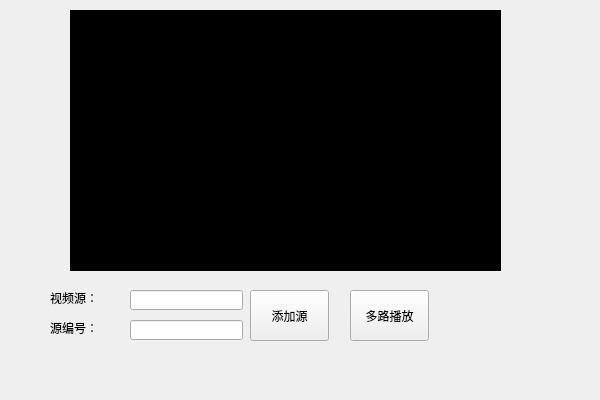
Qt form xmulti_stream_player.ui (ltsf1984/XMultiStreamPlayer) before a commit.
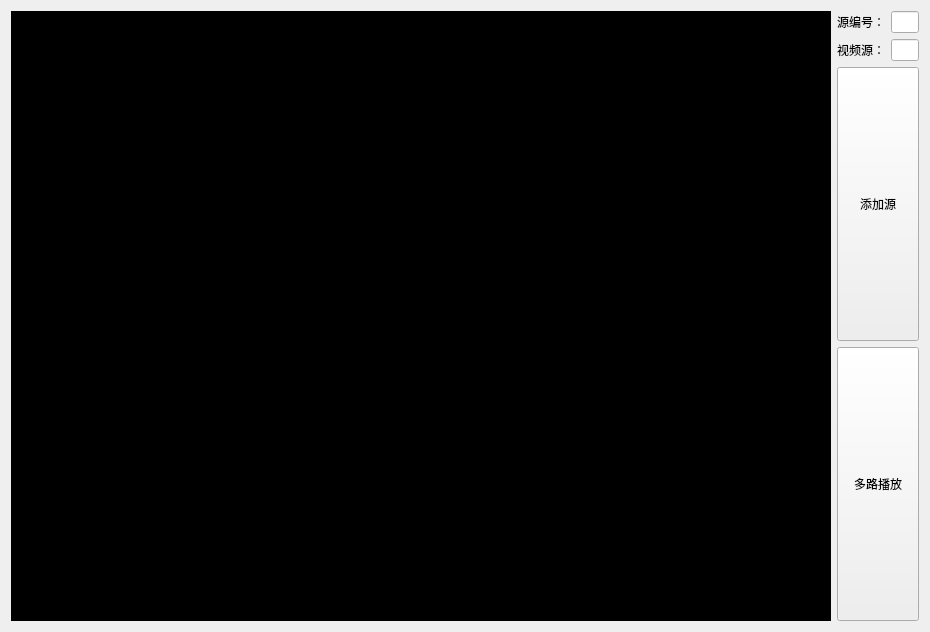
The same form after that commit.

Commit message: 32路视频播放（监控）运行成功初版，32路线程解码版

Patch:
```diff
--- a/xmulti_stream_player.ui
+++ b/xmulti_stream_player.ui
@@ -6,104 +6,90 @@
    <rect>
     <x>0</x>
     <y>0</y>
-    <width>600</width>
-    <height>400</height>
+    <width>930</width>
+    <height>632</height>
    </rect>
   </property>
   <property name="windowTitle">
    <string>XMultiStreamPlayer</string>
   </property>
-  <widget class="QPushButton" name="pb_MultiPlay">
-   <property name="geometry">
-    <rect>
-     <x>350</x>
-     <y>290</y>
-     <width>79</width>
-     <height>51</height>
-    </rect>
-   </property>
-   <property name="text">
-    <string>多路播放</string>
-   </property>
-  </widget>
-  <widget class="QPushButton" name="pb_AddSource">
-   <property name="geometry">
-    <rect>
-     <x>250</x>
-     <y>290</y>
-     <width>79</width>
-     <height>51</height>
-    </rect>
-   </property>
-   <property name="text">
-    <string>添加源</string>
-   </property>
-  </widget>
-  <widget class="QLineEdit" name="lineEdit_UrlNumber">
-   <property name="geometry">
-    <rect>
-     <x>130</x>
-     <y>320</y>
-     <width>113</width>
-     <height>20</height>
-    </rect>
-   </property>
-  </widget>
-  <widget class="QLabel" name="label">
-   <property name="geometry">
-    <rect>
-     <x>50</x>
-     <y>320</y>
-     <width>54</width>
-     <height>16</height>
-    </rect>
-   </property>
-   <property name="text">
-    <string>源编号：</string>
-   </property>
-  </widget>
-  <widget class="QLabel" name="label_2">
-   <property name="geometry">
-    <rect>
-     <x>50</x>
-     <y>290</y>
-     <width>54</width>
-     <height>16</height>
-    </rect>
-   </property>
-   <property name="text">
-    <string>视频源：</string>
-   </property>
-  </widget>
-  <widget class="QLineEdit" name="lineEdit_VideoUrl">
-   <property name="geometry">
-    <rect>
-     <x>130</x>
-     <y>290</y>
-     <width>113</width>
-     <height>20</height>
-    </rect>
-   </property>
-  </widget>
-  <widget class="QLabel" name="label_Video">
-   <property name="geometry">
-    <rect>
-     <x>70</x>
-     <y>10</y>
-     <width>431</width>
-     <height>261</height>
-    </rect>
-   </property>
-   <property name="styleSheet">
-    <string notr="true">background-color: rgb(0, 0, 0);</string>
-   </property>
-   <property name="text">
-    <string>视频</string>
-   </property>
-   <property name="alignment">
-    <set>Qt::AlignmentFlag::AlignCenter</set>
-   </property>
-  </widget>
+  <layout class="QVBoxLayout" name="verticalLayout">
+   <item>
+    <layout class="QHBoxLayout" name="horizontalLayout" stretch="10,1">
+     <item>
+      <widget class="QLabel" name="label_Video">
+       <property name="styleSheet">
+        <string notr="true">background-color: rgb(0, 0, 0);</string>
+       </property>
+       <property name="text">
+        <string>视频</string>
+       </property>
+       <property name="alignment">
+        <set>Qt::AlignmentFlag::AlignCenter</set>
+       </property>
+      </widget>
+     </item>
+     <item>
+      <layout class="QVBoxLayout" name="verticalLayout_2" stretch="1,1,1,1">
+       <item>
+        <layout class="QHBoxLayout" name="horizontalLayout_2">
+         <item>
+          <widget class="QLabel" name="label">
+           <property name="text">
+            <string>源编号：</string>
+           </property>
+          </widget>
+         </item>
+         <item>
+          <widget class="QLineEdit" name="lineEdit_UrlNumber"/>
+         </item>
+        </layout>
+       </item>
+       <item>
+        <layout class="QHBoxLayout" name="horizontalLayout_3">
+         <item>
+          <widget class="QLabel" name="label_2">
+           <property name="text">
+            <string>视频源：</string>
+           </property>
+          </widget>
+         </item>
+         <item>
+          <widget class="QLineEdit" name="lineEdit_VideoUrl"/>
+         </item>
+        </layout>
+       </item>
+       <item>
+        <widget class="QPushButton" name="pb_AddSource">
+         <property name="sizePolicy">
+          <sizepolicy hsizetype="Minimum" vsizetype="Preferred">
+           <horstretch>0</horstretch>
+           <verstretch>0</verstretch>
+          </sizepolicy>
+         </property>
+         <property name="text">
+          <string>添加源</string>
+         </property>
+        </widget>
+       </item>
+       <item>
+        <widget class="QPushButton" name="pb_MultiPlay">
+         <property name="sizePolicy">
+          <sizepolicy hsizetype="Minimum" vsizetype="Preferred">
+           <horstretch>0</horstretch>
+           <verstretch>0</verstretch>
+          </sizepolicy>
+         </property>
+         <property name="text">
+          <string>多路播放</string>
+         </property>
+        </widget>
+       </item>
+      </layout>
+     </item>
+    </layout>
+   </item>
+  </layout>
  </widget>
  <layoutdefault spacing="6" margin="11"/>
  <resources>
```
The commit also changes 15 other files.
